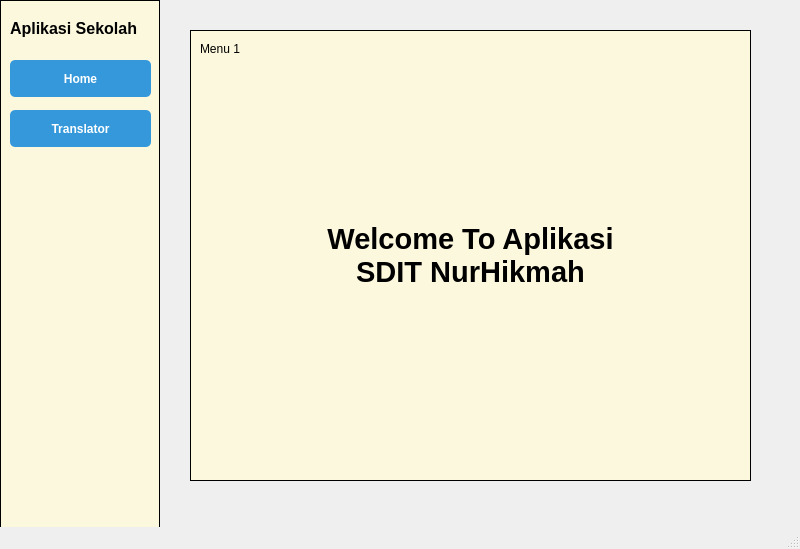
Above: page2.ui from rendipilot/learning-pyside6 before the change. Below: the same form after it.
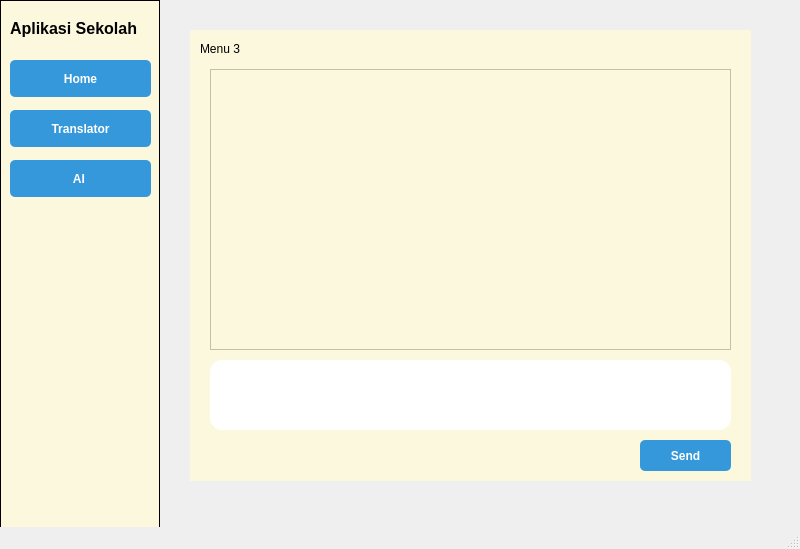
That is the form after the change. The open tabs and pages were chosen to show the change.

Diff of the .ui file:
```diff
--- a/page2.ui
+++ b/page2.ui
@@ -147,6 +147,46 @@
              <string>Aplikasi Sekolah</string>
             </property>
            </widget>
+           <widget class="QPushButton" name="btnMenu3">
+            <property name="enabled">
+             <bool>true</bool>
+            </property>
+            <property name="geometry">
+             <rect>
+              <x>10</x>
+              <y>160</y>
+              <width>141</width>
+              <height>37</height>
+             </rect>
+            </property>
+            <property name="sizePolicy">
+             <sizepolicy hsizetype="Preferred" vsizetype="Fixed">
+              <horstretch>0</horstretch>
+              <verstretch>0</verstretch>
+             </sizepolicy>
+            </property>
+            <property name="font">
+             <font>
+              <bold>true</bold>
+             </font>
+            </property>
+            <property name="styleSheet">
+             <string notr="true">QPushButton {
+    background-color: #3498db;
+    color: white;
+    border: none;
+    padding: 10px;
+    border-radius: 5px;
+}
+
+QPushButton:hover {
+    background-color: #2980b9;
+}</string>
+            </property>
+            <property name="text">
+             <string>AI </string>
+            </property>
+           </widget>
           </widget>
          </item>
         </layout>
@@ -164,13 +204,7 @@
          <string notr="true">background-color: #FCF8DD;
 </string>
         </property>
-        <widget class="QWidget" name="pageMenu1">
-         <property name="styleSheet">
-          <string notr="true">#pageMenu1{
-    background-color: #FCF8DD;
-    border: 1px solid black;
-}</string>
-         </property>
+        <widget class="QWidget" name="stackedWidgetPage1">
          <widget class="QLabel" name="label">
           <property name="geometry">
            <rect>
@@ -323,6 +357,94 @@
           </property>
          </widget>
         </widget>
+        <widget class="QWidget" name="stackedWidgetPage3">
+         <widget class="QLabel" name="label_7">
+          <property name="geometry">
+           <rect>
+            <x>10</x>
+            <y>10</y>
+            <width>54</width>
+            <height>17</height>
+           </rect>
+          </property>
+          <property name="text">
+           <string>Menu 3</string>
+          </property>
+         </widget>
+         <widget class="QPushButton" name="btnSend">
+          <property name="geometry">
+           <rect>
+            <x>450</x>
+            <y>410</y>
+            <width>91</width>
+            <height>31</height>
+           </rect>
+          </property>
+          <property name="font">
+           <font>
+            <bold>true</bold>
+           </font>
+          </property>
+          <property name="styleSheet">
+           <string notr="true">QPushButton {
+    background-color: #3498db;
+    color: white;
+    border: none;
+    padding: 10px;
+    border-radius: 5px;
+}
+
+QPushButton:hover {
+    background-color: #2980b9;
+}</string>
+          </property>
+          <property name="text">
+           <string>Send</string>
+          </property>
+         </widget>
+         <widget class="QScrollArea" name="scrollArea">
+          <property name="geometry">
+           <rect>
+            <x>20</x>
+            <y>39</y>
+            <width>521</width>
+            <height>281</height>
+           </rect>
+          </property>
+          <property name="widgetResizable">
+           <bool>true</bool>
+          </property>
+          <widget class="QWidget" name="scrollAreaWidgetContents">
+           <property name="geometry">
+            <rect>
+             <x>0</x>
+             <y>0</y>
+             <width>519</width>
+             <height>279</height>
+            </rect>
+           </property>
+           <layout class="QVBoxLayout" name="verticalLayout_2">
+            <item>
+             <layout class="QVBoxLayout" name="chatLayout"/>
+            </item>
+           </layout>
+          </widget>
+         </widget>
+         <widget class="QTextEdit" name="txtAi">
+          <property name="geometry">
+           <rect>
+            <x>20</x>
+            <y>330</y>
+            <width>521</width>
+            <height>70</height>
+           </rect>
+          </property>
+          <property name="styleSheet">
+           <string notr="true">background: #ffffff;
+border-radius: 12;</string>
+          </property>
+         </widget>
+        </widget>
        </widget>
       </widget>
      </item>
```
Left out of the diff: 8 changed lines with no effect on the pictures.
